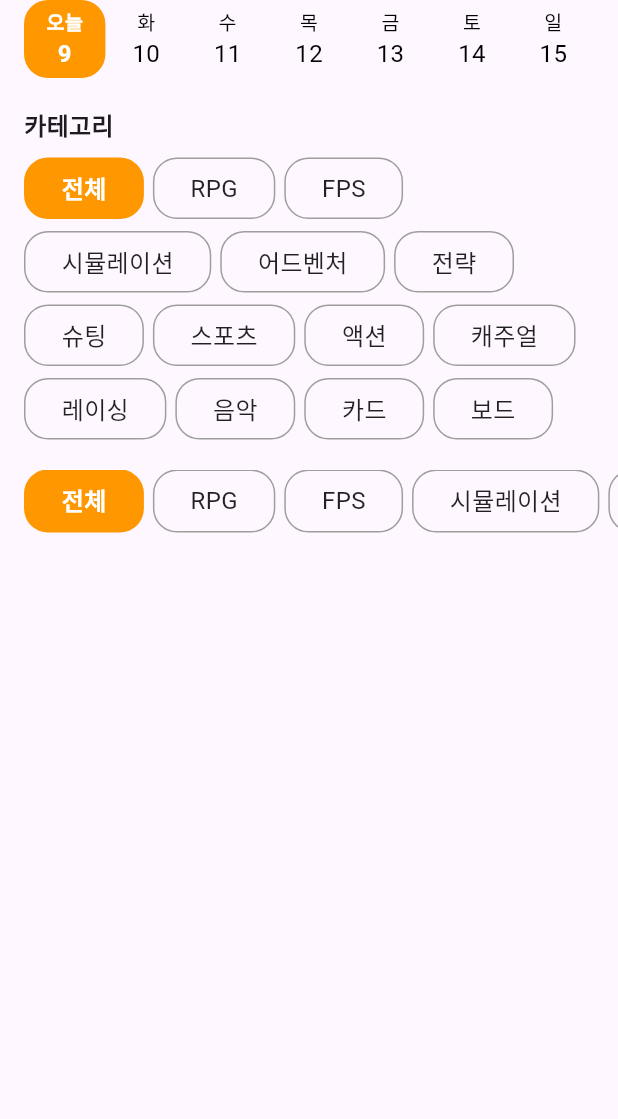
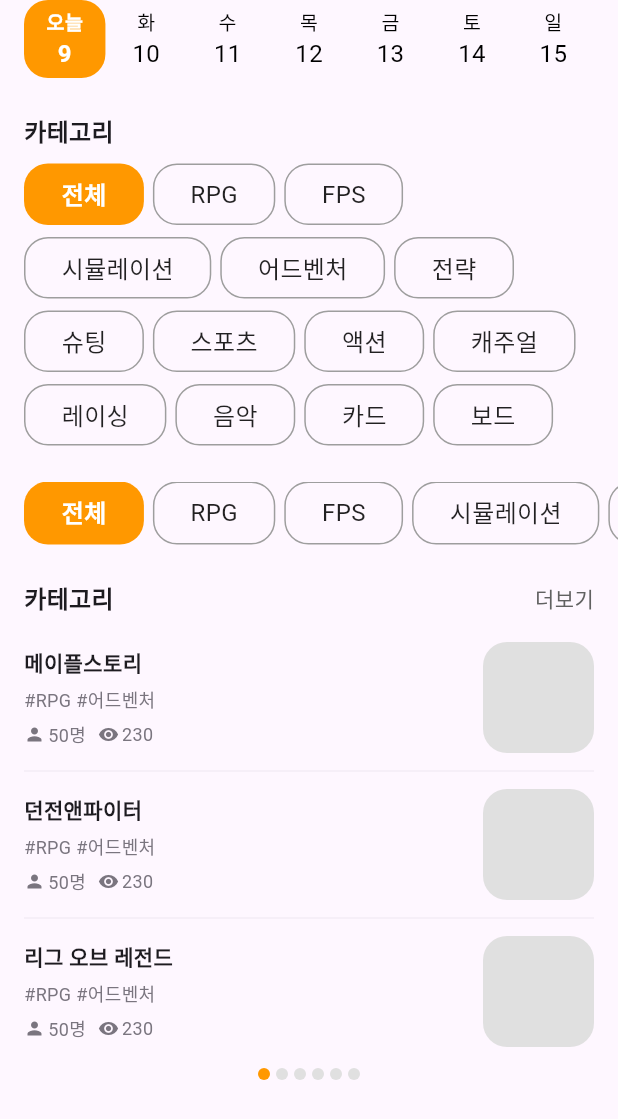
Before and after one commit to chasenpai/flutter_clean_widgets, a Flutter app: the screen it shows after launch, on a phone screen of 412 x 824 dp. Shown: the top 1119 px of the screen. Run offline on Flutter 3.47's test engine with Material 3 defaults, Android fonts, the phone set to English and light mode, and no system bars.

Commit message:
list page view with indicator

```diff
--- /dev/null
+++ b/lib/components/list_page_view_with_indicator.dart
@@ -0,0 +1,198 @@
+import 'package:flutter/material.dart';
+
+class ListPageViewWithIndicator extends StatefulWidget {
+  const ListPageViewWithIndicator({super.key});
+
+  @override
+  State<ListPageViewWithIndicator> createState() => _ListPageViewWithIndicatorState();
+}
+
+class _ListPageViewWithIndicatorState extends State<ListPageViewWithIndicator> {
+
+  final pageController = PageController(viewportFraction: 1,);
+  final currentPageNotifier = ValueNotifier<int>(0);
+
+  final categories = [
+    '메이플스토리',
+    '던전앤파이터',
+    '리그 오브 레전드',
+    '피파 온라인',
+    '발로란트',
+    '스타크래프트',
+    '서든어택',
+    '로스트아크',
+    '검은사막',
+    '카운터 스트라이크 온라인',
+    '오버워치2',
+    '배틀그라운드',
+    '디아블로4',
+    '테일즈런너',
+    '블레이드앤소울',
+    '사이퍼즈',
+    '바람의 나라',
+  ];
+
+  @override
+  Widget build(BuildContext context) {
+    return Column(
+      children: [
+        Padding(
+          padding: const EdgeInsets.symmetric(
+            horizontal: 16.0,
+          ),
+          child: Row(
+            mainAxisAlignment: MainAxisAlignment.spaceBetween,
+            children: [
+              const Text(
+                '카테고리',
+                style: TextStyle(
+                  fontSize: 16.0,
+                  fontWeight: FontWeight.w700,
+                ),
+              ),
+              Text(
+                '더보기',
+                style: TextStyle(
+                  fontSize: 14.0,
+                  //fontWeight: FontWeight.w700,
+                  color: Colors.grey[700],
+                ),
+              ),
+            ],
+          ),
+        ),
+        const SizedBox(height: 16.0,),
+        SizedBox(
+          height: 274.0,
+          child: PageView.builder(
+            controller: pageController,
+            onPageChanged: (index) {
+              currentPageNotifier.value = index;
+            },
+            itemCount: (categories.length / 3).ceil(),
+            itemBuilder: (context, index) {
+              final startIndex = index * 3;
+              final endIndex = startIndex + 3;
+              final items = categories.sublist(startIndex, endIndex > categories.length ? categories.length : endIndex);
+              return Column(
+                children: items.asMap().entries.map((e) {
+                  final index = e.key;
+                  final value = e.value;
+                  return Padding(
+                    padding: const EdgeInsets.symmetric(
+                      horizontal: 16.0,
+                    ),
+                    child: Column(
+                      children: [
+                        SizedBox(
+                          height: 78.0,
+                          child: Row(
+                            mainAxisAlignment: MainAxisAlignment.spaceBetween,
+                            children: [
+                              Column(
+                                mainAxisAlignment: MainAxisAlignment.spaceEvenly,
+                                crossAxisAlignment: CrossAxisAlignment.start,
+                                children: [
+                                  Text(
+                                    value,
+                                    style: const TextStyle(
+                                      fontSize: 14.0,
+                                      fontWeight: FontWeight.w700,
+                                    ),
+                                  ),
+                                  Row(
+                                    children: [
+                                      Text(
+                                        '#RPG #어드벤처',
+                                        style: TextStyle(
+                                          fontSize: 12.0,
+                                          color: Theme.of(context).colorScheme.outline,
+                                        ),
+                                      ),
+                                    ],
+                                  ),
+                                  Row(
+                                    children: [
+                                      Icon(
+                                        Icons.person,
+                                        size: 14.0,
+                                        color: Theme.of(context).colorScheme.outline,
+                                      ),
+                                      const SizedBox(width: 2.0,),
+                                      Text(
+                                        '50명',
+                                        style: TextStyle(
+                                          //fontWeight: FontWeight.w700,
+                                          fontSize: 12.0,
+                                          color: Theme.of(context).colorScheme.outline,
+                                        ),
+                                      ),
+                                      const SizedBox(width: 8.0,),
+                                      Icon(
+                                        Icons.remove_red_eye,
+                                        size: 14.0,
+                                        color: Theme.of(context).colorScheme.outline,
+                                      ),
+                                      const SizedBox(width: 2.0,),
+                                      Text(
+                                        '230',
+                                        style: TextStyle(
+                                          //fontWeight: FontWeight.w700,
+                                          fontSize: 12.0,
+                                          color: Theme.of(context).colorScheme.outline,
+                                        ),
+                                      ),
+                                    ],
+                                  ),
+                                ],
+                              ),
+                              Container(
+                                height: 74.0,
+                                width: 74.0,
+                                decoration: BoxDecoration(
+                                  color: Colors.grey[300],
+                                  borderRadius: BorderRadius.circular(16.0),
+                                ),
+                              ),
+                            ],
+                          ),
+                        ),
+                        if(index != items.length - 1)
+                          const Divider(
+                            thickness: 0.2,
+                            height: 20.0,
+                          ),
+                      ],
+                    ),
+                  );
+                }).toList(),
+              );
+            },
+          ),
+        ),
+        SizedBox(
+          height: 32.0,
+          child: ValueListenableBuilder<int>(
+            valueListenable: currentPageNotifier,
+            builder: (context, value, child) {
+              return Row(
+                mainAxisAlignment: MainAxisAlignment.center,
+                children: List.generate((categories.length / 3).ceil(), (index) {
+                  return Container(
+                    width: 8.0,
+                    height: 8.0,
+                    margin: const EdgeInsets.symmetric(vertical: 10.0, horizontal: 2.0),
+                    decoration: BoxDecoration(
+                      shape: BoxShape.circle,
+                      color: currentPageNotifier.value == index ? Colors.orange : Colors.grey[300],
+                    ),
+                  );
+                }),
+              );
+            },
+          ),
+        ),
+      ],
+    );
+  }
+}
--- a/lib/home_screen.dart
+++ b/lib/home_screen.dart
@@ -1,5 +1,6 @@
 import 'package:flutter/material.dart';
 import 'package:flutter_clean_widgets/components/flexible_row_category.dart';
+import 'package:flutter_clean_widgets/components/list_page_view_with_indicator.dart';
 import 'package:flutter_clean_widgets/components/scrollable_row_category.dart';
 import 'package:flutter_clean_widgets/components/upcoming_one_week_calendar.dart';
 
@@ -14,15 +15,17 @@ class HomeScreen extends StatelessWidget {
         child: ListView(
           children: const [
             UpcomingOneWeekCalendar(),
-            SizedBox(height: 20,),
+            SizedBox(height: 24,),
             Padding(
               padding: EdgeInsets.symmetric(
                 horizontal: 16.0,
               ),
               child: FlexibleRowCategory(),
             ),
-            SizedBox(height: 20,),
+            SizedBox(height: 24,),
             ScrollableRowCategory(),
+            SizedBox(height: 24,),
+            ListPageViewWithIndicator(),
           ],
         ),
       ),
```
